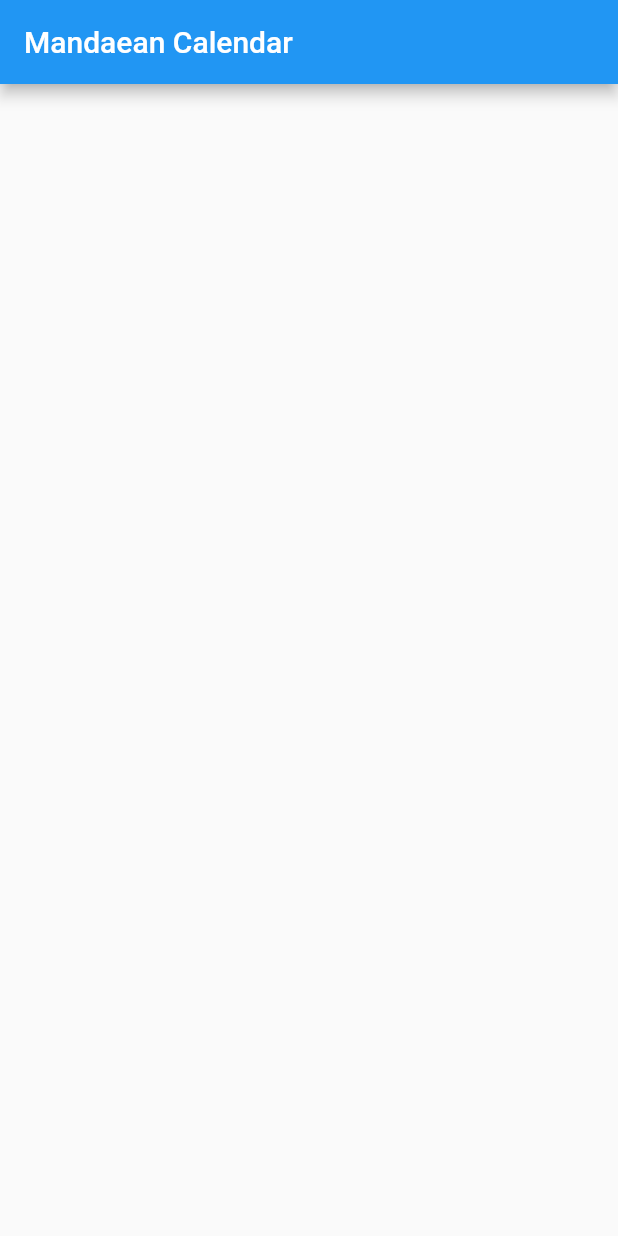
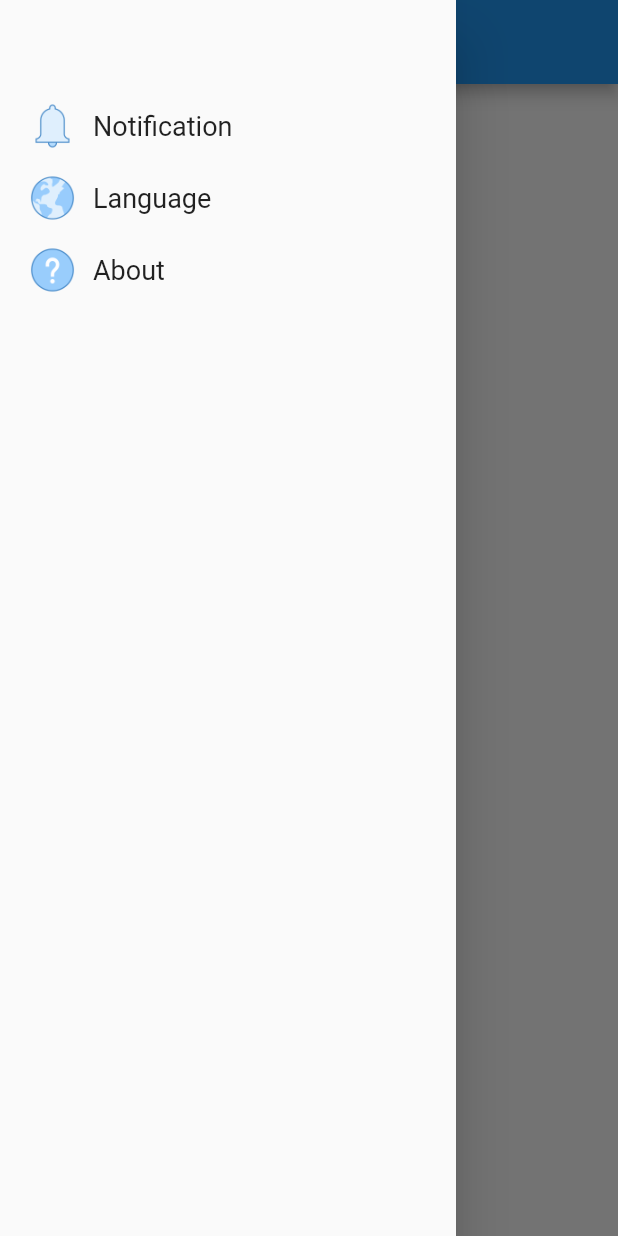
Before and after one commit to NoraLuay/mandaean-calendar-2023, a Flutter app: the screen it shows after launch, with the side drawer open (before the commit the screen has no drawer), on a phone screen of 412 x 824 dp. Run offline on Flutter 3.47's test engine with Material 2 defaults, Android fonts, the phone set to English and light mode, and no system bars; generated files the repository leaves out were written again.

Commit message:
Added drawer button with images

```diff
--- /dev/null
+++ b/lib/DrawerButton.dart
@@ -0,0 +1,32 @@
+import 'package:flutter/material.dart';
+
+class DrawerButton extends StatelessWidget {
+
+  final String name;
+  final onPress;
+  final assetImage;
+
+  const DrawerButton(this.name, this.assetImage, this.onPress);
+
+  @override
+  Widget build(BuildContext context) {
+    return RawMaterialButton(
+        splashColor: Colors.white,
+        child: Row(
+          mainAxisSize: MainAxisSize.max,
+          mainAxisAlignment: MainAxisAlignment.start,
+          children: <Widget>[
+            Image(
+              image: assetImage,
+              height: 30,
+            ),
+            const SizedBox(width: 12.0),
+            Text(
+              name,
+              style: const TextStyle(fontSize: 18.0),
+            ),
+          ],
+        ),
+        onPressed: onPress);
+  }
+}
--- a/lib/l10n/app_en.arb
+++ b/lib/l10n/app_en.arb
@@ -1,6 +1,6 @@
   {
     "appTitle": "Mandaean Calendar",
-    "@appTitle": {
-      "description": "App title"
-    }
+    "notification": "Notification",
+    "language": "Language",
+    "about": "About"
   }
--- a/lib/l10n/app_sv.arb
+++ b/lib/l10n/app_sv.arb
@@ -1,3 +1,6 @@
 {
-    "appTitle": "Mandaean kalender"
+    "appTitle": "Mandaean kalender",
+    "notification": "Notifikation",
+    "language": "Språk",
+    "about": "Om"
 }
--- a/lib/main.dart
+++ b/lib/main.dart
@@ -1,6 +1,7 @@
 import 'package:flutter/material.dart';
 import 'package:flutter_localizations/flutter_localizations.dart';
 import 'package:flutter_gen/gen_l10n/app_localizations.dart';
+import 'package:mandaean_calendar_2022/DrawerButton.dart';
 
 void main() {
     runApp(MyApp());
@@ -20,12 +21,37 @@ class MyApp extends StatelessWidget {
 }
 
 class MyHomePage extends StatelessWidget {
+  const MyHomePage({Key? key}) : super(key: key);
+
   @override
   Widget build(BuildContext context) {
     return Scaffold(
       appBar: AppBar(
         title: Text(AppLocalizations.of(context)!.appTitle),
       ),
+      drawer: Drawer(
+          child: ListView(
+              padding: const EdgeInsets.symmetric(
+                  vertical: 60.0,
+                  horizontal: 20.0,
+              ),
+              children: [
+                  DrawerButton(
+                      AppLocalizations.of(context)!.notification, const AssetImage("assets/images/ic_menu_notification.png"),
+                          () {
+                          Navigator.pop(context);
+                      }),
+                  DrawerButton(
+                      AppLocalizations.of(context)!.language, const AssetImage("assets/images/ic_menu_language.png"),
+                          () {
+                          Navigator.pop(context);
+                      }),
+                  DrawerButton(
+                      AppLocalizations.of(context)!.about, const AssetImage("assets/images/ic_menu_about.png"),
+                          () {
+                          Navigator.pop(context);
+                      }),
+      ])),
     );
   }
 }
--- a/pubspec.yaml
+++ b/pubspec.yaml
@@ -56,6 +56,9 @@ dev_dependencies:
 flutter:
   generate: true
 
+  assets:
+    - assets/images/
+
   # The following line ensures that the Material Icons font is
   # included with your application, so that you can use the icons in
   # the material Icons class.
```
Also changed, not shown: assets/images/ic_menu_about.png (added), assets/images/ic_menu_language.png (added), assets/images/ic_menu_notification.png (added). Lines whose indentation alone changed are shown as unchanged.
